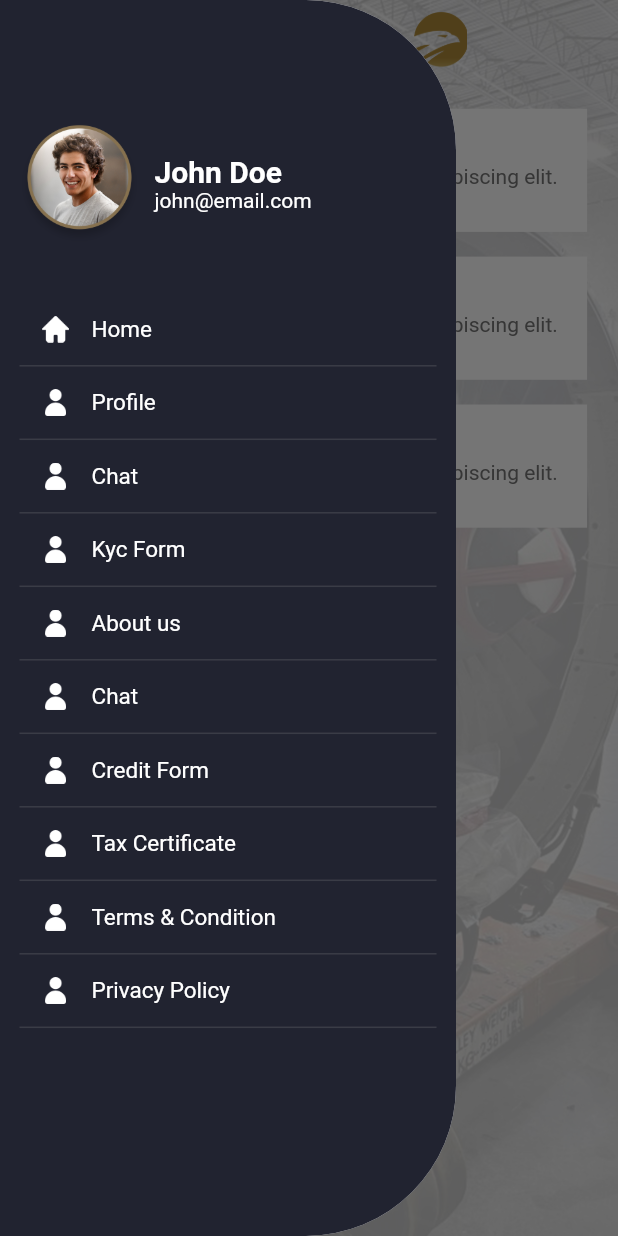
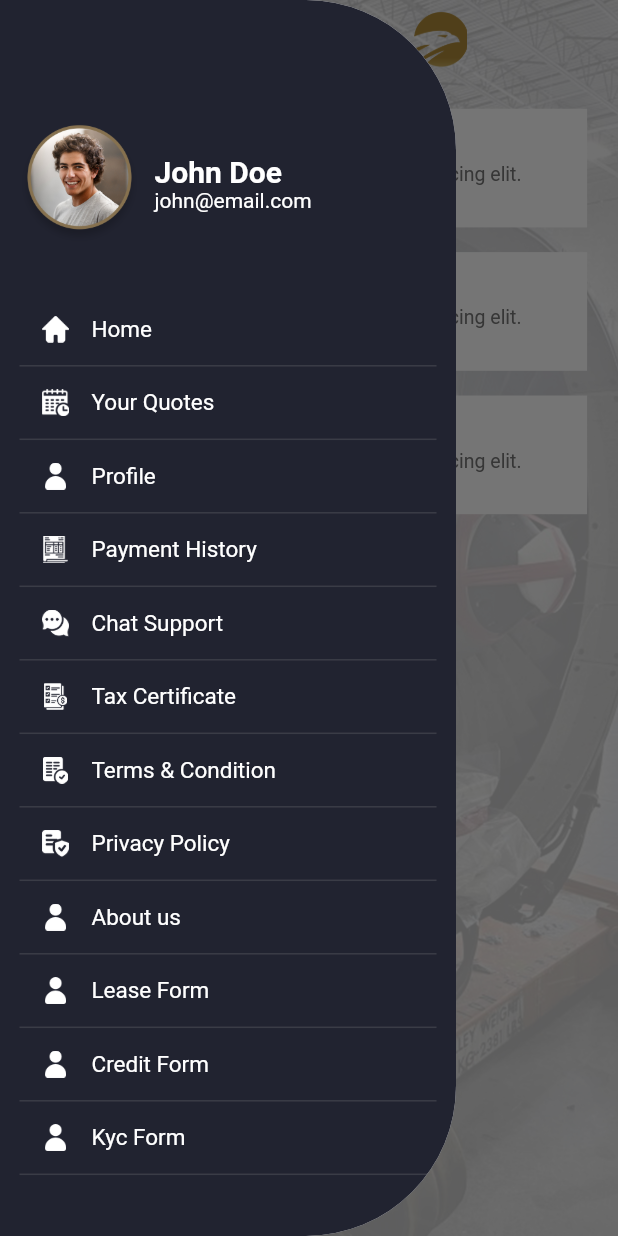
Before and after one commit to UmaiZ/stande_aero, a Flutter app: the NotificationScreen screen opened directly, with the side drawer open, on a phone screen of 412 x 824 dp. Run offline on Flutter 3.47's test engine with Material 2 defaults, Android fonts, the light colour scheme and no system bars; our stand-ins replace carousel_slider, get, table_calendar.

Commit message:
enhancment changes

```diff
--- a/lib/screens/home/drawer.dart
+++ b/lib/screens/home/drawer.dart
@@ -6,8 +6,7 @@ import 'package:stande_aero/screens/credit_Form/credit_form.dart';
 import 'package:stande_aero/screens/home/privacy.dart';
 import 'package:stande_aero/screens/home/terms.dart';
 import 'package:stande_aero/screens/kyc_Form/kyc_form.dart';
-import 'package:stande_aero/screens/notifications/chat.dart';
-import 'package:stande_aero/screens/notifications/notification.dart';
+import 'package:stande_aero/screens/lease%20Form/lease_form.dart';
 import 'package:stande_aero/screens/taxcertificate/taxcertificate.dart';
 
 class NavDrawer extends StatefulWidget {
@@ -72,17 +71,6 @@ class _NavDrawerState extends State<NavDrawer> {
                   ),
                 ),
               ),
-              // DrawerHeader(
-              //   child: Text(
-              //     'Side menu',
-              //     style: TextStyle(color: Colors.white, fontSize: 25),
-              //   ),
-              //   decoration: BoxDecoration(
-              //       color: Colors.green,
-              //       image: DecorationImage(
-              //           fit: BoxFit.fill,
-              //           image: AssetImage('assets/slicing/Untitled-1.png'))),
-              // ),
               SizedBox(
                 height: res_height * 0.04,
               ),
@@ -111,6 +99,43 @@ class _NavDrawerState extends State<NavDrawer> {
                           ),
                           Text(
                             'Home',
+                            style: TextStyle(fontSize: 15, color: Colors.white),
+                          )
+                        ],
+                      ),
+                      Container(
+                        height: 1,
+                        color: Colors.grey.withOpacity(0.2),
+                      )
+                    ],
+                  ),
+                ),
+              ),
+              GestureDetector(
+                behavior: HitTestBehavior.translucent,
+                onTap: () {
+                  if (bottomctrl.navigationBarIndexValue != 2) {
+                    bottomctrl.navBarChange(2);
+                  } else {
+                    Navigator.pop(context);
+                  }
+                },
+                child: Padding(
+                  padding: const EdgeInsets.only(left: 13, right: 13),
+                  child: Column(
+                    children: [
+                      Row(
+                        children: [
+                          IconButton(
+                            icon: Padding(
+                              padding: const EdgeInsets.all(7.0),
+                              child:
+                                  Image.asset("assets/slicing/Untitled-47.png"),
+                            ),
+                            onPressed: () {},
+                          ),
+                          Text(
+                            'Your Quotes',
                             style: TextStyle(fontSize: 15, color: Colors.white),
                           )
                         ],
@@ -160,7 +185,43 @@ class _NavDrawerState extends State<NavDrawer> {
                   ),
                 ),
               ),
-
+              GestureDetector(
+                behavior: HitTestBehavior.translucent,
+                onTap: () {
+                  if (bottomctrl.navigationBarIndexValue != 3) {
+                    bottomctrl.navBarChange(3);
+                  } else {
+                    Navigator.pop(context);
+                  }
+                },
+                child: Padding(
+                  padding: const EdgeInsets.only(left: 13, right: 13),
+                  child: Column(
+                    children: [
+                      Row(
+                        children: [
+                          IconButton(
+                            icon: Padding(
+                              padding: const EdgeInsets.all(7.0),
+                              child:
+                                  Image.asset("assets/slicing/Untitled-17.png"),
+                            ),
+                            onPressed: () {},
+                          ),
+                          Text(
+                            'Payment History',
+                            style: TextStyle(fontSize: 15, color: Colors.white),
+                          )
+                        ],
+                      ),
+                      Container(
+                        height: 1,
+                        color: Colors.grey.withOpacity(0.2),
+                      )
+                    ],
+                  ),
+                ),
+              ),
               GestureDetector(
                 behavior: HitTestBehavior.translucent,
                 onTap: () {},
@@ -174,12 +235,12 @@ class _NavDrawerState extends State<NavDrawer> {
                             icon: Padding(
                               padding: const EdgeInsets.all(7.0),
                               child:
-                                  Image.asset("assets/slicing/Untitled-18.png"),
+                                  Image.asset("assets/slicing/Untitled-39.png"),
                             ),
                             onPressed: () {},
                           ),
                           Text(
-                            'Chat',
+                            'Chat Support',
                             style: TextStyle(fontSize: 15, color: Colors.white),
                           )
                         ],
@@ -195,7 +256,7 @@ class _NavDrawerState extends State<NavDrawer> {
               GestureDetector(
                 behavior: HitTestBehavior.translucent,
                 onTap: () {
-                  Get.to(() => kyc_form());
+                  Get.to(() => TexCertificateScreen());
                 },
                 child: Padding(
                   padding: const EdgeInsets.only(left: 13, right: 13),
@@ -207,12 +268,78 @@ class _NavDrawerState extends State<NavDrawer> {
                             icon: Padding(
                               padding: const EdgeInsets.all(7.0),
                               child:
-                                  Image.asset("assets/slicing/Untitled-18.png"),
+                                  Image.asset("assets/slicing/Untitled-34.png"),
                             ),
                             onPressed: () {},
                           ),
                           Text(
-                            'Kyc Form',
+                            'Tax Certificate',
+                            style: TextStyle(fontSize: 15, color: Colors.white),
+                          )
+                        ],
+                      ),
+                      Container(
+                        height: 1,
+                        color: Colors.grey.withOpacity(0.2),
+                      )
+                    ],
+                  ),
+                ),
+              ),
+              GestureDetector(
+                behavior: HitTestBehavior.translucent,
+                onTap: () {
+                  Get.to(() => TermsScreen());
+                },
+                child: Padding(
+                  padding: const EdgeInsets.only(left: 13, right: 13),
+                  child: Column(
+                    children: [
+                      Row(
+                        children: [
+                          IconButton(
+                            icon: Padding(
+                              padding: const EdgeInsets.all(7.0),
+                              child:
+                                  Image.asset("assets/slicing/Untitled-40.png"),
+                            ),
+                            onPressed: () {},
+                          ),
+                          Text(
+                            'Terms & Condition',
+                            style: TextStyle(fontSize: 15, color: Colors.white),
+                          )
+                        ],
+                      ),
+                      Container(
+                        height: 1,
+                        color: Colors.grey.withOpacity(0.2),
+                      )
+                    ],
+                  ),
+                ),
+              ),
+              GestureDetector(
+                behavior: HitTestBehavior.translucent,
+                onTap: () {
+                  Get.to(() => PrivacyScreen());
+                },
+                child: Padding(
+                  padding: const EdgeInsets.only(left: 13, right: 13),
+                  child: Column(
+                    children: [
+                      Row(
+                        children: [
+                          IconButton(
+                            icon: Padding(
+                              padding: const EdgeInsets.all(7.0),
+                              child:
+                                  Image.asset("assets/slicing/Untitled-41.png"),
+                            ),
+                            onPressed: () {},
+                          ),
+                          Text(
+                            'Privacy Policy',
                             style: TextStyle(fontSize: 15, color: Colors.white),
                           )
                         ],
@@ -258,11 +385,10 @@ class _NavDrawerState extends State<NavDrawer> {
                   ),
                 ),
               ),
-
               GestureDetector(
                 behavior: HitTestBehavior.translucent,
                 onTap: () {
-                  Get.to(() => ChatScreen());
+                  Get.to(() => lease_Form());
                 },
                 child: Padding(
                   padding: const EdgeInsets.only(left: 13, right: 13),
@@ -279,7 +405,7 @@ class _NavDrawerState extends State<NavDrawer> {
                             onPressed: () {},
                           ),
                           Text(
-                            'Chat',
+                            'Lease Form',
                             style: TextStyle(fontSize: 15, color: Colors.white),
                           )
                         ],
@@ -328,7 +454,7 @@ class _NavDrawerState extends State<NavDrawer> {
               GestureDetector(
                 behavior: HitTestBehavior.translucent,
                 onTap: () {
-                  Get.to(() => TexCertificateScreen());
+                  Get.to(() => kyc_form());
                 },
                 child: Padding(
                   padding: const EdgeInsets.only(left: 13, right: 13),
@@ -345,7 +471,7 @@ class _NavDrawerState extends State<NavDrawer> {
                             onPressed: () {},
                           ),
                           Text(
-                            'Tax Certificate',
+                            'Kyc Form',
                             style: TextStyle(fontSize: 15, color: Colors.white),
                           )
                         ],
@@ -358,72 +484,9 @@ class _NavDrawerState extends State<NavDrawer> {
                   ),
                 ),
               ),
-              GestureDetector(
-                behavior: HitTestBehavior.translucent,
-                onTap: () {
-                  Get.to(() => TermsScreen());
-                },
-                child: Padding(
-                  padding: const EdgeInsets.only(left: 13, right: 13),
-                  child: Column(
-                    children: [
-                      Row(
-                        children: [
-                          IconButton(
-                            icon: Padding(
-                              padding: const EdgeInsets.all(7.0),
-                              child:
-                                  Image.asset("assets/slicing/Untitled-18.png"),
-                            ),
-                            onPressed: () {},
-                          ),
-                          Text(
-                            'Terms & Condition',
-                            style: TextStyle(fontSize: 15, color: Colors.white),
-                          )
-                        ],
-                      ),
-                      Container(
-                        height: 1,
-                        color: Colors.grey.withOpacity(0.2),
-                      )
-                    ],
-                  ),
-                ),
-              ),
-              GestureDetector(
-                behavior: HitTestBehavior.translucent,
-                onTap: () {
-                  Get.to(() => PrivacyScreen());
-                },
-                child: Padding(
-                  padding: const EdgeInsets.only(left: 13, right: 13),
-                  child: Column(
-                    children: [
-                      Row(
-                        children: [
-                          IconButton(
-                            icon: Padding(
-                              padding: const EdgeInsets.all(7.0),
-                              child:
-                                  Image.asset("assets/slicing/Untitled-18.png"),
-                            ),
-                            onPressed: () {},
-                          ),
-                          Text(
-                            'Privacy Policy',
-                            style: TextStyle(fontSize: 15, color: Colors.white),
-                          )
-                        ],
-                      ),
-                      Container(
-                        height: 1,
-                        color: Colors.grey.withOpacity(0.2),
-                      )
-                    ],
-                  ),
-                ),
-              ),
+              SizedBox(
+                height: res_height * 0.02,
+              )
             ],
           ),
         ),
--- a/lib/screens/home/home.dart
+++ b/lib/screens/home/home.dart
@@ -41,7 +41,6 @@ class HomeScreen extends StatelessWidget {
           leading: GestureDetector(
             behavior: HitTestBehavior.translucent,
             onTap: () {
-              Get.to(lease_Form());
               _key.currentState!.openDrawer();
             },
             child: Padding(
--- a/lib/screens/kyc_Form/kyc_form.dart
+++ b/lib/screens/kyc_Form/kyc_form.dart
@@ -377,6 +377,9 @@ class textfiel_kyc extends StatelessWidget {
           borderRadius: BorderRadius.all(Radius.circular(7))),
       child: TextField(
         maxLines: maxLines,
+        decoration: InputDecoration(
+          border: InputBorder.none,
+        ),
       ),
     );
   }
--- a/lib/screens/notifications/notification.dart
+++ b/lib/screens/notifications/notification.dart
@@ -116,14 +116,14 @@ class _NotificationScreenState extends State<NotificationScreen> {
           children: [
             Text(
               'Risus ad magnis rutrum',
-              style: TextStyle(fontWeight: FontWeight.w500, fontSize: 17),
+              style: TextStyle(fontWeight: FontWeight.w500, fontSize: 16),
             ),
             SizedBox(
               height: res_height * 0.005,
             ),
             Text(
               'Lorem ipsum dolor sit ametconsectetur adipiscing elit. Consectetur adipiscing elit.',
-              style: TextStyle(fontSize: 14, color: Colors.grey[600]),
+              style: TextStyle(fontSize: 13, color: Colors.grey[600]),
             ),
           ],
         ),
```
Also changed, not shown: lib/screens/List Quotes/list_of_Quote_details.dart (+16 -7 lines), lib/screens/List Quotes/quotes.dart (+4 -4 lines), lib/screens/Profile/profile.dart (+14 -0 lines), lib/screens/booking/engine_stand_booking.dart (+6 -2 lines), lib/screens/lease Form/lease_form.dart (+4 -5 lines), lib/screens/mainhome.dart (+6 -6 lines), lib/screens/orders/orderstatus.dart (+14 -11 lines), lib/screens/orders/orderstatusdetail.dart (+4 -4 lines).
